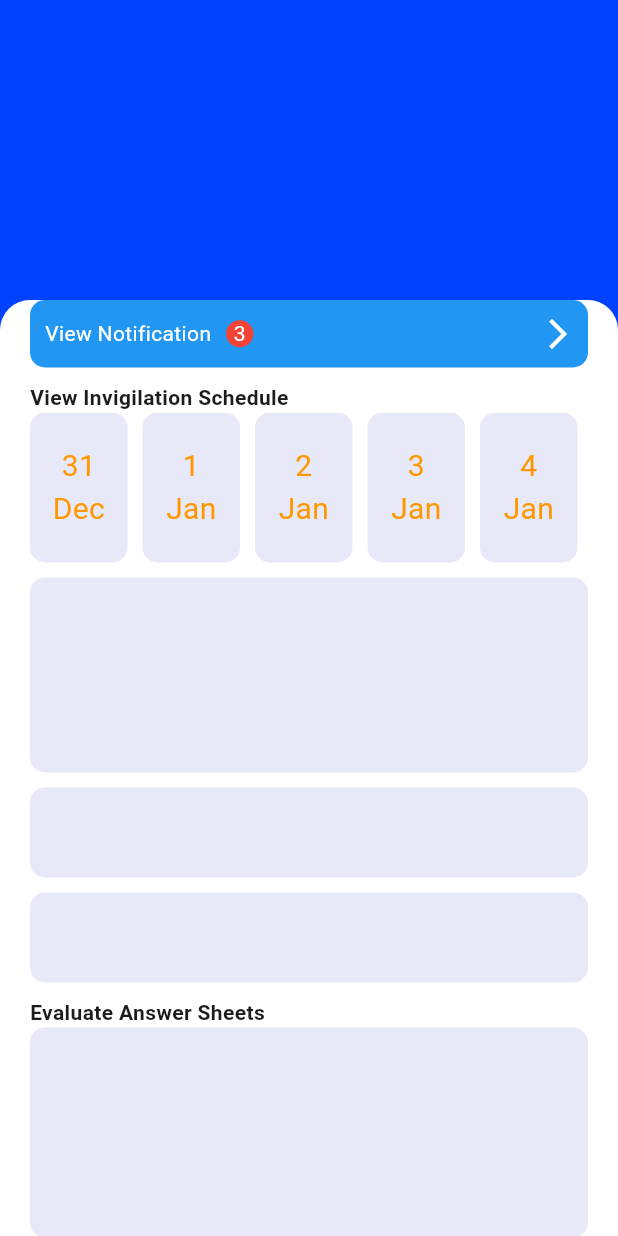
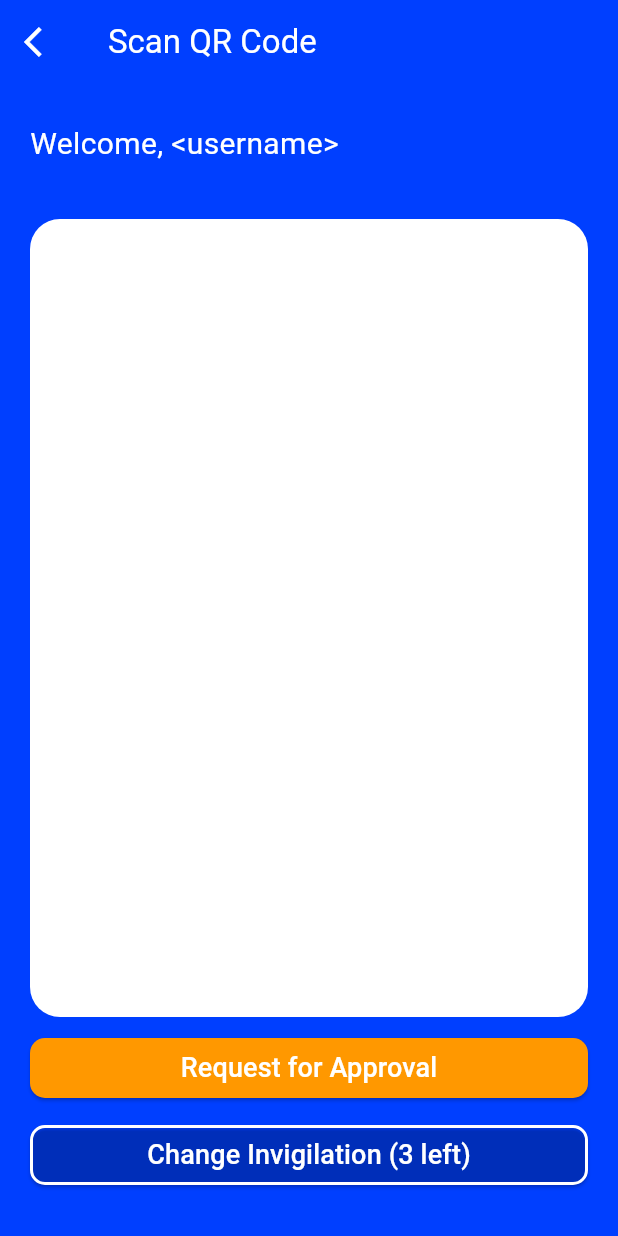
Before and after one commit to aniruddh622003/upes_parikshamitr_teacher_frontend, a Flutter app: the screen it shows after launch, on a phone screen of 412 x 824 dp. Run offline on Flutter 3.47's test engine with Material 3 defaults, Android fonts, the phone set to English and light mode, and no system bars.

Commit message:
Made Start Invigilation and Invigilation Details Layout using designs from FIgma.

```diff
--- a/lib/main.dart
+++ b/lib/main.dart
@@ -1,5 +1,7 @@
 import 'package:flutter/material.dart';
-import 'package:upes_parikshamitr_teacher_frontend/pages/dashboard.dart';
+import 'package:upes_parikshamitr_teacher_frontend/pages/invigilation_details.dart';
+// import 'package:upes_parikshamitr_teacher_frontend/pages/dashboard.dart';
+// import 'package:upes_parikshamitr_teacher_frontend/pages/start_invigilation.dart';
 
 void main() {
   runApp(const MyApp());
@@ -12,7 +14,10 @@ class MyApp extends StatelessWidget {
   @override
   Widget build(BuildContext context) {
     return MaterialApp(
-      home: Dashboard(),
+      theme: ThemeData(
+        primaryColor: const Color.fromARGB(255, 0, 63, 255),
+      ),
+      home: const InvigilationDetails(),
     );
   }
 }
--- a/lib/pages/dashboard.dart
+++ b/lib/pages/dashboard.dart
@@ -79,7 +79,7 @@ class Dashboard extends StatelessWidget {
   @override
   Widget build(BuildContext context) {
     return Scaffold(
-        backgroundColor: const Color.fromARGB(255, 0, 64, 255),
+        backgroundColor: Theme.of(context).primaryColor,
         body: Column(
           children: [
             Container(
--- /dev/null
+++ b/lib/pages/invigilation_details.dart
@@ -0,0 +1,133 @@
+import 'package:flutter/material.dart';
+
+class InvigilationDetails extends StatelessWidget {
+  const InvigilationDetails({super.key});
+
+  @override
+  Widget build(BuildContext context) {
+    return Scaffold(
+        backgroundColor: Theme.of(context).primaryColor,
+        body: Column(
+          children: [
+            AppBar(
+              title: const Text(
+                'Scan QR Code',
+                style: TextStyle(
+                  color: Colors.white,
+                ),
+              ),
+              backgroundColor: Theme.of(context).primaryColor,
+              elevation: 0,
+              leading: IconButton(
+                icon: const Icon(Icons.arrow_back_ios, color: Colors.white),
+                onPressed: () {
+                  // Navigator.pop(context);
+                },
+              ),
+            ),
+            Container(
+              padding: const EdgeInsets.all(20),
+              height: 80,
+              child: const Align(
+                alignment: Alignment.centerLeft,
+                child: Text(
+                  'Welcome, <username>',
+                  style: TextStyle(
+                    color: Colors.white,
+                    fontSize: 20,
+                  ),
+                ),
+              ),
+            ),
+            Expanded(
+                child: Container(
+              decoration: BoxDecoration(
+                color: Colors.white,
+                borderRadius: BorderRadius.circular(20),
+              ),
+              margin: const EdgeInsets.symmetric(horizontal: 20, vertical: 10),
+            )),
+            Container(
+              margin: const EdgeInsets.only(bottom: 10, left: 20, right: 20),
+              width: MediaQuery.of(context).size.width * 1,
+              child: ElevatedButton(
+                onPressed: () {
+                  showDialog(
+                    context: context,
+                    builder: (BuildContext context) {
+                      return AlertDialog(
+                        title: const Text('Confirm Invigilation'),
+                        content: const Column(
+                          mainAxisSize: MainAxisSize.min,
+                          children: [
+                            Text('Your request has been sent for approval.'),
+                            Text('Your request has been sent for approval.'),
+                          ],
+                        ),
+                        actions: [
+                          TextButton(
+                            child: const Center(
+                              child: Text('Confirm and Start Invigilation'),
+                            ),
+                            onPressed: () {
+                              Navigator.of(context)
+                                  .pop(); // Goes one page back in the stack
+                            },
+                          ),
+                        ],
+                      );
+                    },
+                  );
+                },
+                style: ElevatedButton.styleFrom(
+                  backgroundColor: Colors.orange, // Background color
+                  foregroundColor: Colors.white, // Text color
+                  shape: RoundedRectangleBorder(
+                    borderRadius: BorderRadius.circular(10),
+                  ),
+                ),
+                child: const Row(
+                  mainAxisAlignment: MainAxisAlignment.center,
+                  children: [
+                    Text(
+                      'Request for Approval',
+                      style: TextStyle(fontSize: 18),
+                    ),
+                  ],
+                ),
+              ),
+            ),
+            Container(
+              margin: const EdgeInsets.only(bottom: 30, left: 20, right: 20),
+              width: MediaQuery.of(context).size.width * 1,
+              child: ElevatedButton(
+                onPressed: () {
+                  // Navigator.push(
+                  //   context,
+                  //   MaterialPageRoute(builder: (context) => const Dashboard()),
+                  // );
+                },
+                style: ElevatedButton.styleFrom(
+                  backgroundColor: Colors.transparent, // Background color
+                  foregroundColor: Colors.white, // Text color
+                  side: const BorderSide(
+                      color: Colors.white, width: 2), // Border color and width
+                  shape: RoundedRectangleBorder(
+                    borderRadius: BorderRadius.circular(10),
+                  ),
+                ),
+                child: const Row(
+                  mainAxisAlignment: MainAxisAlignment.center,
+                  children: [
+                    Text(
+                      'Change Invigilation (3 left)',
+                      style: TextStyle(fontSize: 18),
+                    )
+                  ],
+                ),
+              ),
+            ),
+          ],
+        ));
+  }
+}
```
Also changed, not shown: lib/pages/start_invigilation.dart (added, +82 -0 lines), 1 other file.
